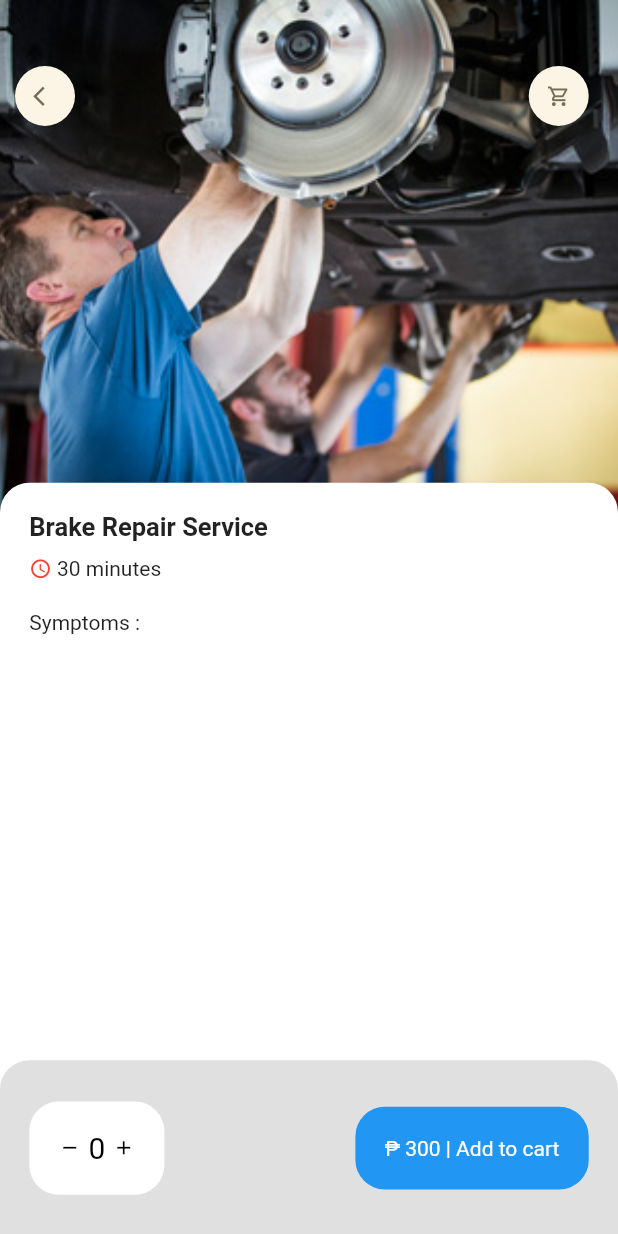
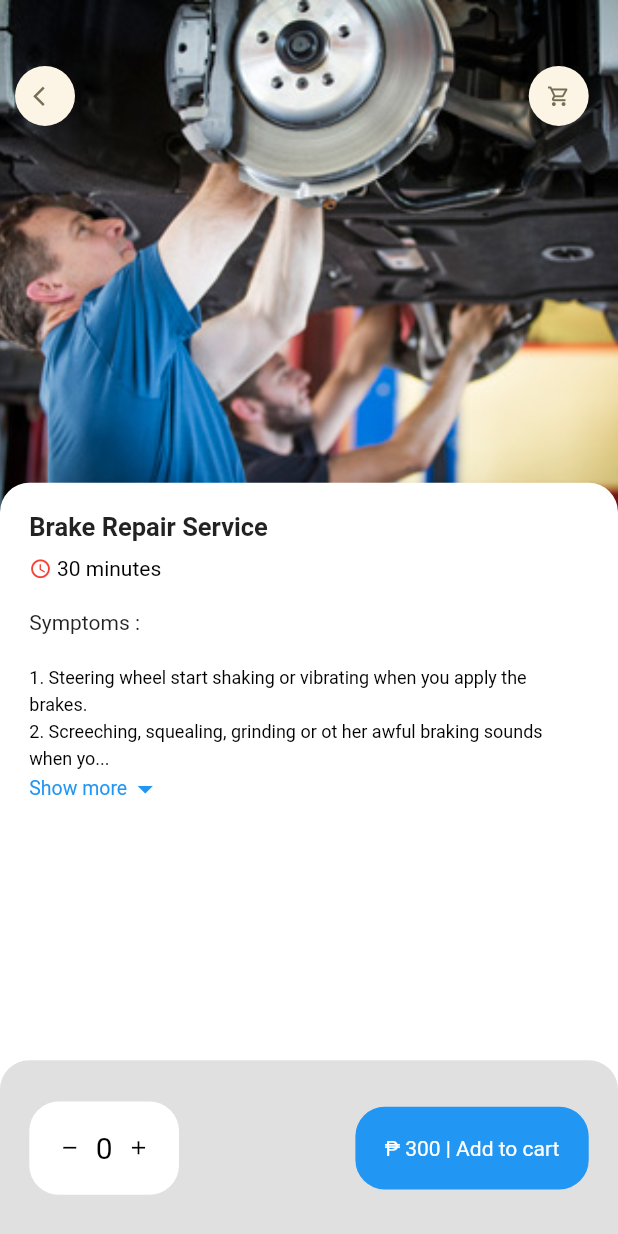
Before and after one commit to Caramelite/Automatik_Customer, a Flutter app: the RepairDetails screen opened directly, on a phone screen of 412 x 824 dp. Run offline on Flutter 3.47's test engine with Material 2 defaults, Android fonts, the phone set to English and light mode, and no system bars; our stand-ins replace dots_indicator, firebase_auth, firebase_core, firebase_database, fluttertoast, geolocator and 1 more; accounts and stored records are empty; network calls fail.

Commit message:
Update: Repair Details

```diff
--- a/lib/main.dart
+++ b/lib/main.dart
@@ -2,12 +2,16 @@ import 'package:firebase_core/firebase_core.dart';
 import 'package:flutter/material.dart';
 import 'package:get/get.dart';
 import 'package:provider/provider.dart';
+import 'controllers/repair_details_controller.dart';
 import 'infoHandler/app_info.dart';
 import 'screens/splashScreen/splash_screen.dart';
+import 'global/helper/dependencies.dart' as dependency;
 
 void main() async {
   WidgetsFlutterBinding.ensureInitialized();
+  await dependency.init();
   await Firebase.initializeApp();
+  Get.find<RepairDetailsController>().getRepairDetailsList();
 
   runApp(
       MyApp(
--- /dev/null
+++ b/lib/models/repair_details_model.dart
@@ -0,0 +1,62 @@
+class Repair {
+  int? _totalSize;
+  int? _offset;
+  late List<RepairDetailsModel> _details;
+  List<RepairDetailsModel> get details => _details;
+
+  Repair({required totalSize, required offset, required details}){
+    this._totalSize = totalSize;
+    this._offset = offset;
+    this._details = details;
+  }
+
+  Repair.fromJson(Map<String, dynamic> json) {
+    _totalSize = json['total_size'];
+    _offset = json['offset'];
+    if (json['details'] != null) {
+      _details = <RepairDetailsModel>[];
+      json['details'].forEach((v) {
+        //_details.add(RepairDetailsModel.fromJson(v));
+        _details!.add(RepairDetailsModel.fromJson(v));
+      });
+    }
+  }
+
+  // Map<String, dynamic> toJson() {
+  //   final Map<String, dynamic> data = new Map<String, dynamic>();
+  //   data['total_size'] = this.totalSize;
+  //   data['offset'] = this.offset;
+  //   if (this.details != null) {
+  //     data['details'] = this.details!.map((v) => v.toJson()).toList();
+  //   }
+  //   return data;
+  // }
+}
+
+class RepairDetailsModel {
+  int? id;
+  String? title;
+  String? info;
+  int? price;
+  String? img;
+
+  RepairDetailsModel({this.id, this.title, this.info, this.price, this.img});
+
+  RepairDetailsModel.fromJson(Map<String, dynamic> json) {
+    id = json['id'];
+    title = json['title'];
+    info = json['info'];
+    price = json['price'];
+    img = json['img'];
+  }
+
+  // Map<String, dynamic> toJson() {
+  //   final Map<String, dynamic> data = new Map<String, dynamic>();
+  //   data['id'] = this.id;
+  //   data['title'] = this.title;
+  //   data['info'] = this.info;
+  //   data['price'] = this.price;
+  //   data['img'] = this.img;
+  //   return data;
+  // }
+}
--- a/lib/screens/repair/repair_details.dart
+++ b/lib/screens/repair/repair_details.dart
@@ -1,8 +1,7 @@
 import 'package:automatik_users_app/widgets/app_icon.dart';
 import 'package:automatik_users_app/widgets/dimensions.dart';
 import 'package:flutter/material.dart';
-import 'package:get/route_manager.dart';
-
+import '../../widgets/expandable_text.dart';
 import '../../widgets/title_icon_info.dart';
 
 class RepairDetails extends StatelessWidget {
@@ -43,6 +42,7 @@ class RepairDetails extends StatelessWidget {
             ),
           ),
           //symptoms
+          //expamdable symptoms details
           Positioned(
             left: 0,
             right: 0,
@@ -68,11 +68,16 @@ class RepairDetails extends StatelessWidget {
                   ),
                   SizedBox(height: Dimensions.height10),
                   const Text("Symptoms : "),
+                  SizedBox(height: Dimensions.height20),
+                   const Expanded(
+                     child: SingleChildScrollView(
+                         child: ExpandableRepairDetails(text: "1. Steering wheel start shaking or vibrating when you apply the brakes. \n2. Screeching, squealing, grinding or ot her awful braking sounds when you press the brake pedal. \n3. Brake pedal goes down to the floor. \n4. Brake warning light is on. \n5. Braking functions require more brake pedal pressure.", ),
+                     ),
+                   ),
                 ],
               ),
             ),
           ),
-          //expamdable symptoms details
         ],
       ),
       bottomNavigationBar: Container(
@@ -97,9 +102,9 @@ class RepairDetails extends StatelessWidget {
               child:  Row(
                 children: [
                   const Icon(Icons.remove, color: Colors.black, size: 15),
-                  SizedBox(width: Dimensions.width20/4),
+                  SizedBox(width: Dimensions.width20/2),
                   const Text("0", style: TextStyle(fontSize: 20, color: Colors.black)),
-                  SizedBox(width: Dimensions.width20/4),
+                  SizedBox(width: Dimensions.width20/2),
                   const Icon(Icons.add, color: Colors.black, size: 15),
                 ],
               ),
--- a/lib/widgets/expandable_text.dart
+++ b/lib/widgets/expandable_text.dart
@@ -33,10 +33,22 @@ class _ExpandableRepairDetailsState extends State<ExpandableRepairDetails> {
   @override
   Widget build(BuildContext context) {
     return Container(
-      child: secondHalf.isEmpty ? SmallText(text: firstHalf) : Column(
+      child: secondHalf.isEmpty ? SmallText(text: firstHalf, size: 12) : Column(
         children: [
-          SmallText(text : hiddenText ? (firstHalf + "...") : (firstHalf + secondHalf)),
-
+          SmallText(text : hiddenText ? (firstHalf + "...") : (firstHalf + secondHalf), size: 12, height: 1.5,),
+          InkWell(
+            onTap: () {
+              setState(() {
+                hiddenText = !hiddenText;
+              });
+            },
+            child: Row(
+              children: [
+                SmallText(text: "Show more", color: Colors.blue,),
+                Icon(hiddenText ? Icons.arrow_drop_down : Icons.arrow_drop_up, color: Colors.blue)
+              ],
+            ),
+          )
         ]
       ),
     );
--- a/lib/widgets/small_text.dart
+++ b/lib/widgets/small_text.dart
@@ -7,9 +7,9 @@ class SmallText extends StatelessWidget {
   double height;
 
   SmallText({Key? key,
-    this.color = const Color(0xFF89dad0),
+    this.color = Colors.black,
     required this.text,
-    this.size = 12,
+    this.size = 13,
     this.height = 1.2,
   }) : super(key: key);
 
--- a/lib/widgets/title_icon_info.dart
+++ b/lib/widgets/title_icon_info.dart
@@ -25,7 +25,7 @@ class TitleIconInfo extends StatelessWidget {
         Row(
           children: [
             Icon(icon, color: iconColor, size: 15),
-            Text(minutes, style: const TextStyle(fontSize: 14)),
+            Text(minutes, style: const TextStyle(fontSize: 14, color: Colors.black)),
           ],
         ),
         const SizedBox(width: 5),
```
Also changed, not shown: lib/controllers/repair_details_controller.dart (added, +27 -0 lines), lib/global/data/api.dart (added, +27 -0 lines), lib/global/helper/dependencies.dart (added, +16 -0 lines), lib/global/repositories/repair_details_repo.dart (added, +13 -0 lines). Lines whose indentation alone changed are shown as unchanged.
